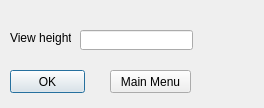
First picture: the form in gui/SettingsMenu.ui, repository initze/GE_game, before the edit.
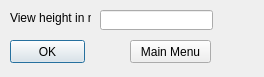
Second picture: the form after the edit.

Commit message: set default button for keyboard control

Patch:
```diff
--- a/gui/SettingsMenu.ui
+++ b/gui/SettingsMenu.ui
@@ -7,7 +7,7 @@
     <x>0</x>
     <y>0</y>
     <width>264</width>
-    <height>108</height>
+    <height>77</height>
    </rect>
   </property>
   <property name="windowTitle">
@@ -17,7 +17,7 @@
    <property name="geometry">
     <rect>
      <x>10</x>
-     <y>70</y>
+     <y>40</y>
      <width>75</width>
      <height>23</height>
     </rect>
@@ -25,12 +25,15 @@
    <property name="text">
     <string>OK</string>
    </property>
+   <property name="default">
+    <bool>true</bool>
+   </property>
   </widget>
   <widget class="QPushButton" name="pushButton_2">
    <property name="geometry">
     <rect>
-     <x>110</x>
-     <y>70</y>
+     <x>130</x>
+     <y>40</y>
      <width>81</width>
      <height>23</height>
     </rect>
@@ -42,8 +45,8 @@
   <widget class="QLineEdit" name="lineEdit">
    <property name="geometry">
     <rect>
-     <x>80</x>
-     <y>30</y>
+     <x>100</x>
+     <y>10</y>
      <width>113</width>
      <height>20</height>
     </rect>
@@ -53,13 +56,13 @@
    <property name="geometry">
     <rect>
      <x>10</x>
-     <y>30</y>
-     <width>61</width>
+     <y>10</y>
+     <width>81</width>
      <height>16</height>
     </rect>
    </property>
    <property name="text">
-    <string>View height</string>
+    <string>View height in m</string>
    </property>
   </widget>
  </widget>
```
The commit also changes 3 other files.
